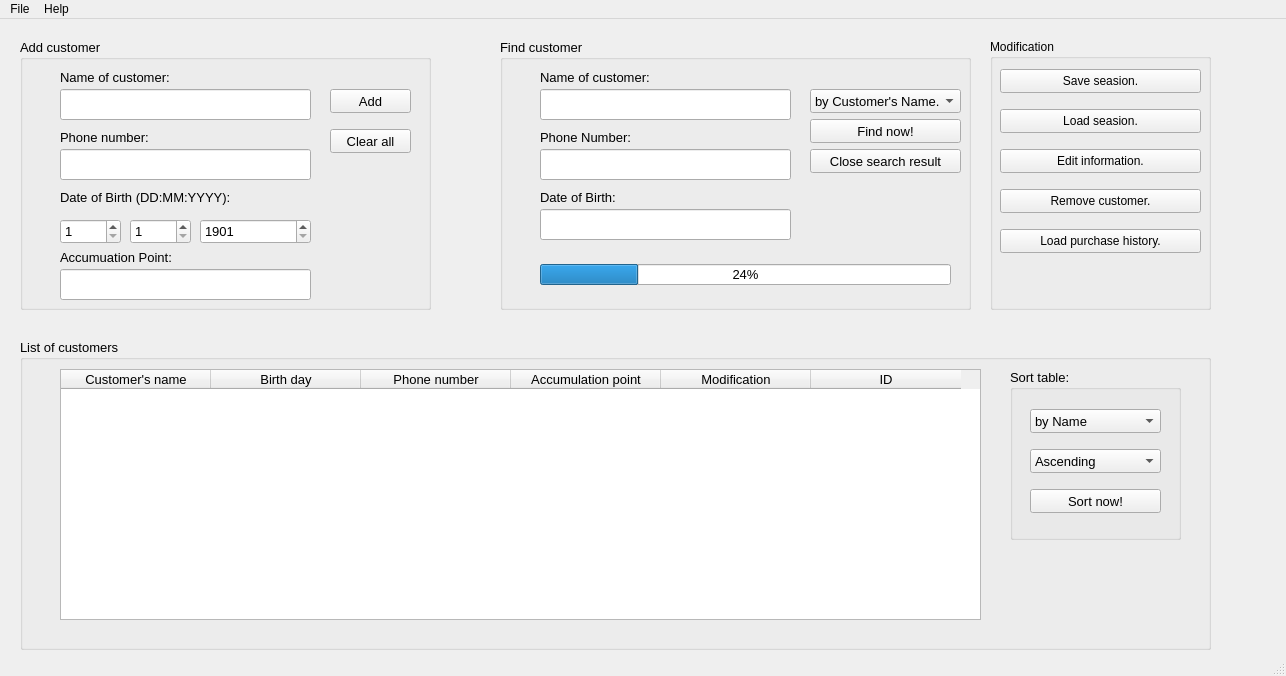
First picture: the form in my_customer.ui, repository ngxx-fus/minisupermarket_management_proj, before the edit.
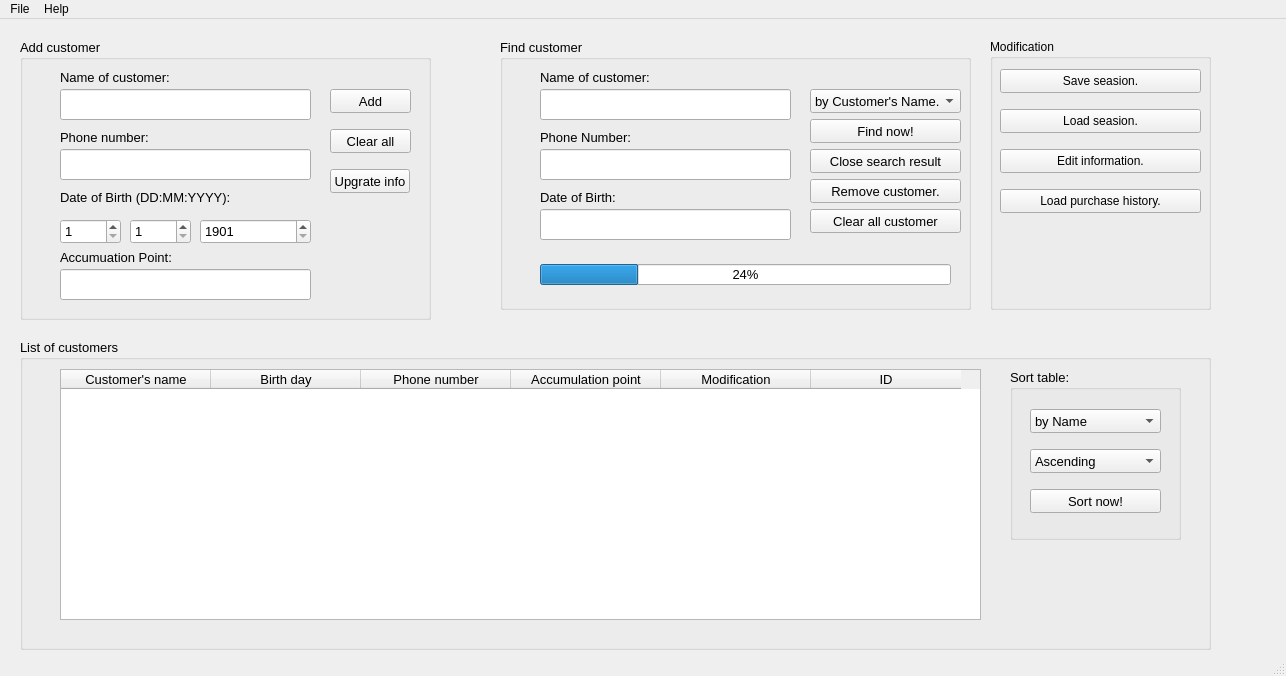
Second picture: the form after the edit. Icons and pictures are not drawn.

Patch:
```diff
--- a/my_customer.ui
+++ b/my_customer.ui
@@ -20,7 +20,7 @@
       <x>20</x>
       <y>20</y>
       <width>411</width>
-      <height>271</height>
+      <height>281</height>
      </rect>
     </property>
     <property name="font">
@@ -271,6 +271,19 @@
       <number>2101</number>
      </property>
     </widget>
+    <widget class="QPushButton" name="pushButton">
+     <property name="geometry">
+      <rect>
+       <x>310</x>
+       <y>130</y>
+       <width>80</width>
+       <height>24</height>
+      </rect>
+     </property>
+     <property name="text">
+      <string>Upgrate info</string>
+     </property>
+    </widget>
    </widget>
    <widget class="QGroupBox" name="groupBox_FIND_CUS">
     <property name="geometry">
@@ -483,6 +496,32 @@
       <number>24</number>
      </property>
     </widget>
+    <widget class="QPushButton" name="pushButton_RM_MOD">
+     <property name="geometry">
+      <rect>
+       <x>310</x>
+       <y>140</y>
+       <width>151</width>
+       <height>24</height>
+      </rect>
+     </property>
+     <property name="text">
+      <string>Remove customer.</string>
+     </property>
+    </widget>
+    <widget class="QPushButton" name="pushButtonClearAllcustomer">
+     <property name="geometry">
+      <rect>
+       <x>310</x>
+       <y>170</y>
+       <width>151</width>
+       <height>24</height>
+      </rect>
+     </property>
+     <property name="text">
+      <string>Clear all customer</string>
+     </property>
+    </widget>
    </widget>
    <widget class="QGroupBox" name="groupBox_VIEWTABLE">
     <property name="geometry">
@@ -701,24 +740,11 @@
       <string>Edit information.</string>
      </property>
     </widget>
-    <widget class="QPushButton" name="pushButton_RM_MOD">
-     <property name="geometry">
-      <rect>
-       <x>10</x>
-       <y>150</y>
-       <width>201</width>
-       <height>24</height>
-      </rect>
-     </property>
-     <property name="text">
-      <string>Remove customer.</string>
-     </property>
-    </widget>
     <widget class="QPushButton" name="pushButton_PURCHASE_MOD">
      <property name="geometry">
       <rect>
        <x>10</x>
-       <y>190</y>
+       <y>150</y>
        <width>201</width>
        <height>24</height>
       </rect>
```
